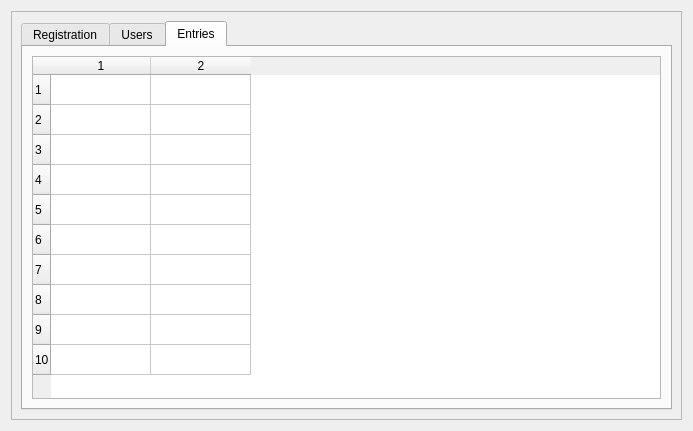
Before: the Qt Designer form admin.ui in 1412kauti/FacialRecognitionML, drawn with Qt 5.
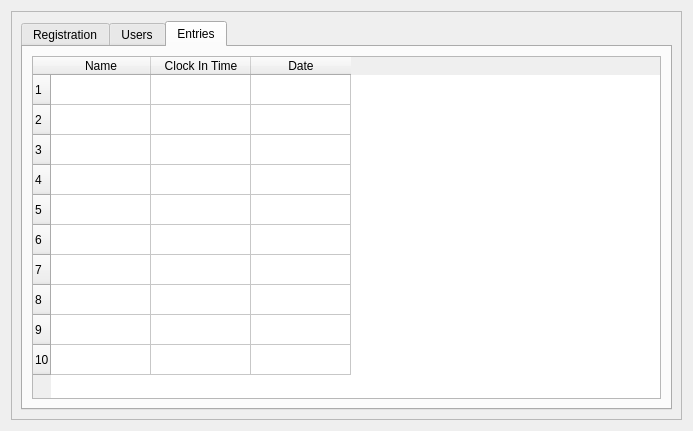
After: the same form once the commit is applied. The open tabs and pages were chosen to show the change.

```diff
--- a/admin.ui
+++ b/admin.ui
@@ -213,11 +213,20 @@
          <layout class="QGridLayout" name="gridLayout_7">
           <item row="0" column="0">
            <widget class="QTableWidget" name="Entries_View">
+            <property name="editTriggers">
+             <set>QAbstractItemView::NoEditTriggers</set>
+            </property>
+            <property name="gridStyle">
+             <enum>Qt::SolidLine</enum>
+            </property>
+            <property name="sortingEnabled">
+             <bool>false</bool>
+            </property>
             <property name="rowCount">
              <number>10</number>
             </property>
             <property name="columnCount">
-             <number>2</number>
+             <number>3</number>
             </property>
             <row/>
             <row/>
@@ -229,8 +238,21 @@
             <row/>
             <row/>
             <row/>
-            <column/>
-            <column/>
+            <column>
+             <property name="text">
+              <string>Name</string>
+             </property>
+            </column>
+            <column>
+             <property name="text">
+              <string>Clock In Time</string>
+             </property>
+            </column>
+            <column>
+             <property name="text">
+              <string>Date</string>
+             </property>
+            </column>
            </widget>
           </item>
          </layout>
```
Left out of the diff: 3 changed lines with no effect on the pictures.
